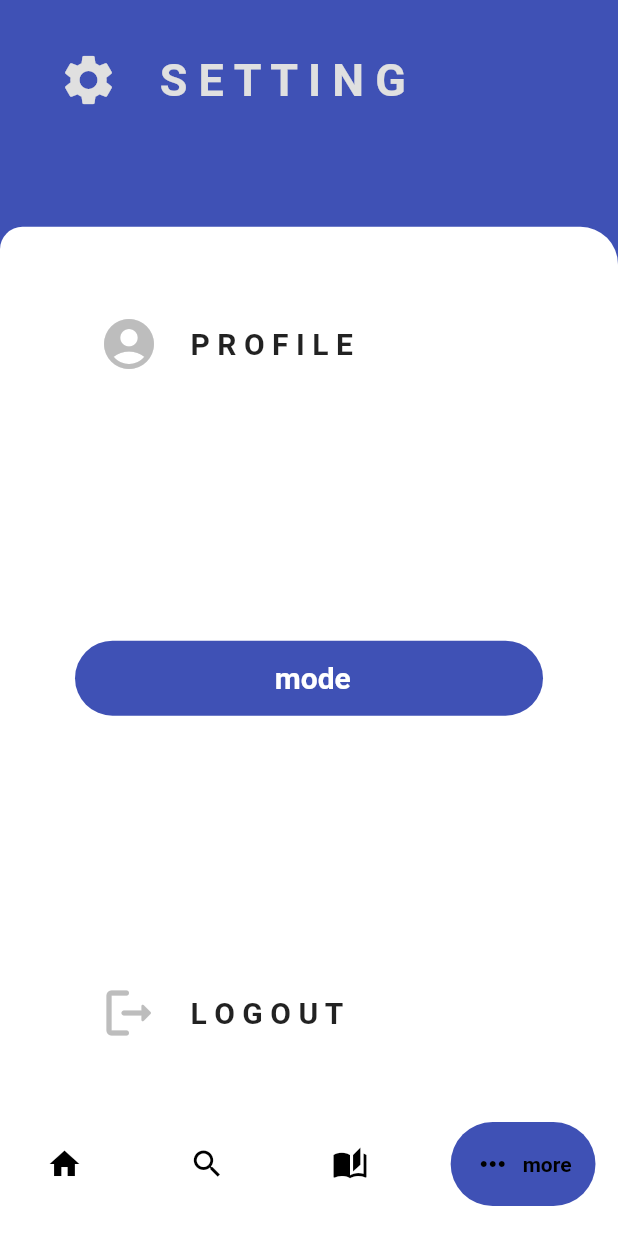
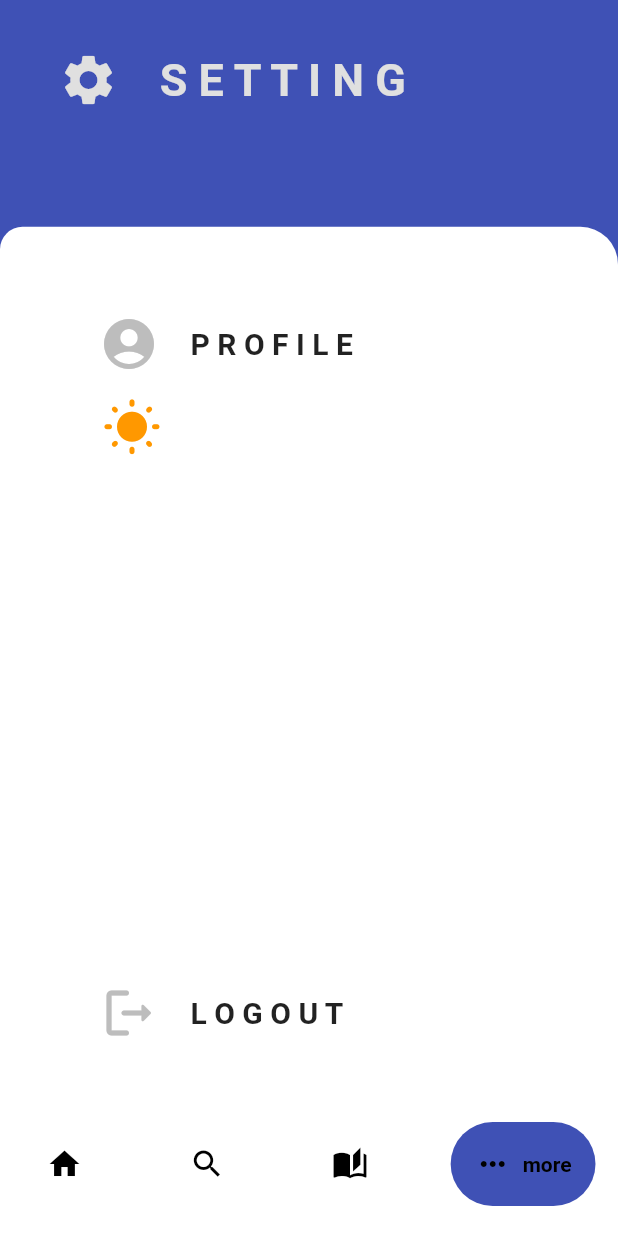
Before and after one commit to ghena8/cure_Helper, a Flutter app: the morePage screen opened by its route, on a phone screen of 412 x 824 dp. Run offline on Flutter 3.47's test engine with Material 2 defaults, Android fonts, the phone set to English and light mode, and no system bars; drawn by our look-alikes of google_nav_bar; our stand-ins replace date_picker_timeline, firebase_auth, firebase_core, get, sqflite; accounts and stored records are empty.

Commit message:
dark and light icon

```diff
--- a/lib/screens/morePage.dart
+++ b/lib/screens/morePage.dart
@@ -10,17 +10,18 @@ import '../component/cure_button.dart';
 
 class morePage extends StatefulWidget {
   static const String routename = 'more';
+
   const morePage({super.key});
 
   @override
-  State<morePage> createState() => _morePageState();
+  _MorePageState createState() => _MorePageState();
 }
 
-class _morePageState extends State<morePage> {
+class _MorePageState extends State<morePage> {
+  @override
+  Widget build(BuildContext context) {
+    final themeProvider = Provider.of<ThemeProvider>(context);
 
-  @override
-
-  Widget build(BuildContext context) {
     return Scaffold(
       bottomNavigationBar: myNavigationBar(),
       //appBar: _appBar(),
@@ -98,7 +99,9 @@ class _morePageState extends State<morePage> {
                           //profile
                           Padding(
                             padding: const EdgeInsets.only(left: 25),
-                            child: ListTile(
+                            child: Column(
+                              children: [
+                                ListTile(
                                   leading: Icon(
                                     Icons.account_circle,
                                     color: Colors.grey[400],
@@ -115,15 +118,40 @@ class _morePageState extends State<morePage> {
                                     // go to profile screen
                                   },
                                 ),
+                                Consumer<ThemeProvider>(
+                                  builder: (context, themeProvider, child) => Padding(
+                                    padding: const EdgeInsets.only(left: 10), // Adjust the value here as needed
+                                    child: Row(
+                                      mainAxisAlignment: MainAxisAlignment.start,
+                                      children: [
+                                        IconButton(
+                                          icon: Icon(
+                                            themeProvider.isDarkMode ? Icons.nightlight_round : Icons.wb_sunny_rounded,
+                                            size: 40,
+                                            color: themeProvider.isDarkMode ? Colors.yellow : Colors.orange,
+                                          ),
+                                          onPressed: () {
+                                            themeProvider.toggleTheme();
+                                          },
                                         ),
                                       ],
                                     ),
-                      CureButton(
+                                  ),
+                                ),
+                              ],
+                            ),
+                          ),
+
+                        ],
+                      ),
+
+
+                     /* CureButton(
                         onTab: () {
                           Provider.of<ThemeProvider> (context,listen:false).toggleTheme();// go to home page
                         },
                         text: " mode",
-                      ),
+                      ),*/
                       Padding(
                         padding: const EdgeInsets.only(left: 25, bottom: 25),
                         child: GestureDetector(
--- a/lib/theme/theme_provider.dart
+++ b/lib/theme/theme_provider.dart
@@ -1,24 +1,16 @@
 import 'package:CureHelper/theme/theme.dart';
 import 'package:flutter/material.dart';
+import 'package:provider/provider.dart';
 
-class ThemeProvider with ChangeNotifier{
-ThemeData _themeData = lightMode;
-ThemeData get themeData => _themeData;
+class ThemeProvider with ChangeNotifier {
+  bool _isDarkMode = false;
 
-set themeData(ThemeData themeData){
-  _themeData = themeData;
-  notifyListeners();
+  bool get isDarkMode => _isDarkMode;
+
+  ThemeData get themeData => _isDarkMode ? darkMode : lightMode;
+
+  void toggleTheme() {
+    _isDarkMode = !_isDarkMode;
+    notifyListeners();
+  }
 }
-void toggleTheme(){
-  if (_themeData == lightMode){
-    themeData = darkMode;
-
-  }else{
-    themeData = lightMode;
-
-  }
-
-}
-
-
-}
```
Also changed, not shown: pubspec.lock. Lines whose indentation alone changed are shown as unchanged.
